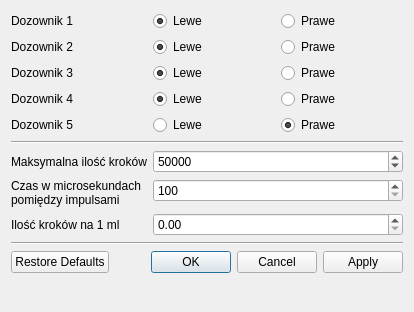
Above: app/ustawieniadozownika.ui from wiacekmarcin/StanowiskoChemiczne before the change. Below: the same form after it.
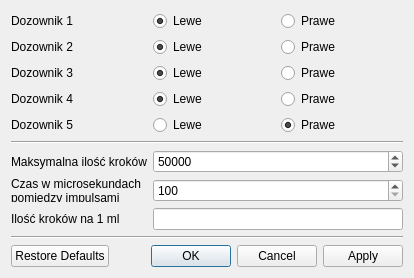
That is the form after the change. Custom widgets are drawn as their Qt base class.

Patch:
```diff
--- a/app/ustawieniadozownika.ui
+++ b/app/ustawieniadozownika.ui
@@ -7,7 +7,7 @@
     <x>0</x>
     <y>0</y>
     <width>414</width>
-    <height>312</height>
+    <height>249</height>
    </rect>
   </property>
   <property name="windowTitle">
@@ -241,13 +241,6 @@
      </property>
     </widget>
    </item>
-   <item row="8" column="1">
-    <widget class="QDoubleSpinBox" name="steps_on_ml">
-     <property name="maximum">
-      <double>99999.000000000000000</double>
-     </property>
-    </widget>
-   </item>
    <item row="9" column="0" colspan="2">
     <widget class="Line" name="line_2">
      <property name="orientation">
@@ -265,8 +258,18 @@
      </property>
     </widget>
    </item>
+   <item row="8" column="1">
+    <widget class="DoubleLineEdit" name="steps_on_ml"/>
+   </item>
   </layout>
  </widget>
+ <customwidgets>
+  <customwidget>
+   <class>DoubleLineEdit</class>
+   <extends>QLineEdit</extends>
+   <header>doublelineedit.h</header>
+  </customwidget>
+ </customwidgets>
  <resources/>
  <connections>
   <connection>
```
